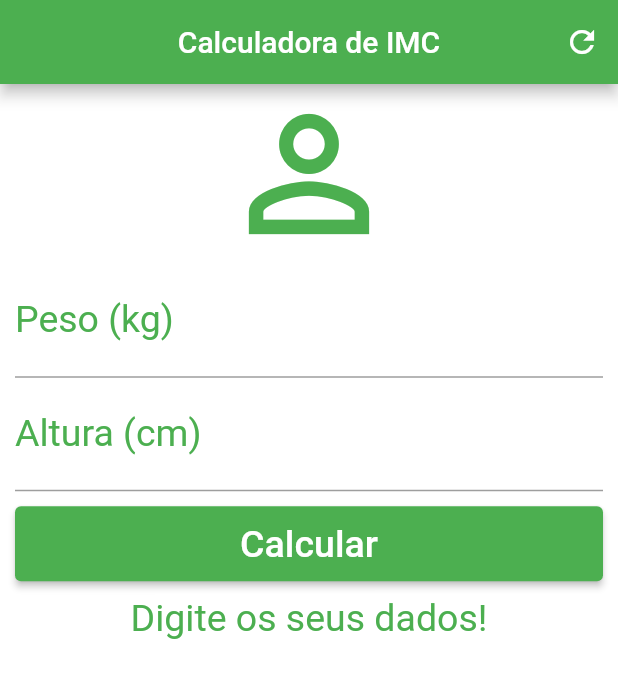
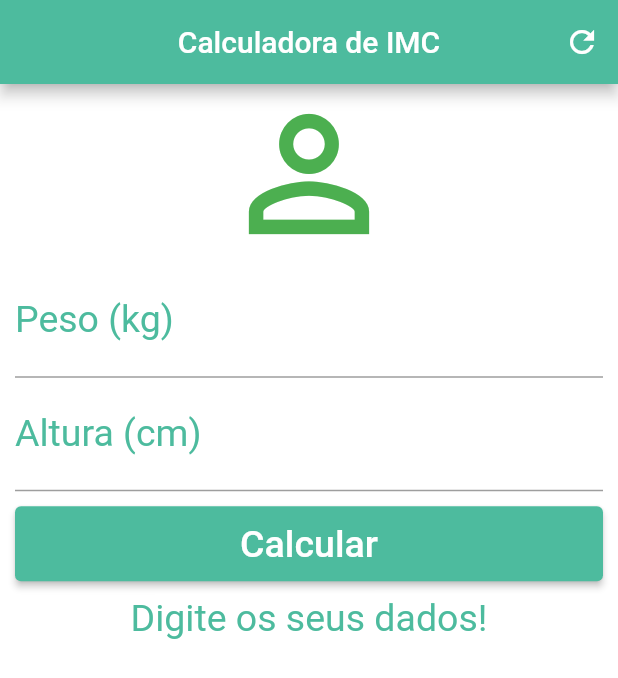
Before and after one commit to edilsonmatola/calculadora_imc, a Flutter app: the screen it shows after launch, after a tap on "Calcular", on a phone screen of 412 x 824 dp. Shown: the top 678 px of the screen. Run offline on Flutter 3.47's test engine with Material 2 defaults, Android fonts, the phone set to English and light mode, and no system bars.

```diff
--- a/lib/main.dart
+++ b/lib/main.dart
@@ -1,164 +1,12 @@
 import 'package:flutter/material.dart';
+
+import 'screens/home_screen.dart';
 
 void main() {
   runApp(
     MaterialApp(
-      home: Home(),
+      home: const HomeScreen(),
       debugShowCheckedModeBanner: false,
     ),
   );
 }
-
-class Home extends StatefulWidget {
-  @override
-  _HomeState createState() => _HomeState();
-}
-
-class _HomeState extends State<Home> {
-  TextEditingController weightController = TextEditingController();
-  TextEditingController heightController = TextEditingController();
-
-  GlobalKey<FormState> _formKey = GlobalKey<FormState>();
-
-  String _infoText = 'Digite os seus dados!';
-
-  void _resetFields() {
-    weightController.text = '';
-    heightController.text = '';
-    setState(() {
-      _infoText = 'Digite os seus dados!';
-      _formKey = GlobalKey<FormState>();
-    });
-  }
-
-  void _calculate() {
-    setState(
-      () {
-        final weight = double.parse(weightController.text);
-        final height = double.parse(heightController.text) / 100;
-        final imc = weight / (height * height);
-        if (imc < 18.6) {
-          _infoText = 'Abaixo do Peso (${imc.toStringAsPrecision(4)}kg)';
-        } else if (imc >= 18.6 && imc < 24.9) {
-          _infoText = 'Peso Ideal (${imc.toStringAsPrecision(4)}kg)';
-        } else if (imc >= 24.9 && imc < 29.9) {
-          _infoText =
-              'Levemente Acima do Peso (${imc.toStringAsPrecision(4)}kg)';
-        } else if (imc >= 29.9 && imc < 34.9) {
-          _infoText = 'Obesidade Grau I (${imc.toStringAsPrecision(4)}kg)';
-        } else if (imc >= 34.9 && imc < 39.9) {
-          _infoText = 'Obesidade Grau II (${imc.toStringAsPrecision(4)}kg)';
-        } else if (imc >= 40) {
-          _infoText = 'Obesidade Grau III (${imc.toStringAsPrecision(4)}kg)';
-        }
-      },
-    );
-  }
-
-  @override
-  Widget build(BuildContext context) {
-    return Scaffold(
-      appBar: AppBar(
-        title: Text(
-          'Calculadora de IMC',
-        ),
-        centerTitle: true,
-        backgroundColor: Colors.green,
-        actions: <Widget>[
-          IconButton(
-            icon: Icon(
-              Icons.refresh,
-            ),
-            onPressed: _resetFields,
-          )
-        ],
-      ),
-      backgroundColor: Colors.white,
-      body: SingleChildScrollView(
-        padding: EdgeInsets.fromLTRB(10, 0, 10, 0),
-        child: Form(
-          key: _formKey,
-          child: Column(
-            crossAxisAlignment: CrossAxisAlignment.stretch,
-            children: <Widget>[
-              Icon(
-                Icons.person_outline,
-                size: 120,
-                color: Colors.green,
-              ),
-              TextFormField(
-                keyboardType: TextInputType.number,
-                decoration: InputDecoration(
-                  labelText: 'Peso (kg)',
-                  labelStyle: TextStyle(
-                    color: Colors.green,
-                  ),
-                ),
-                textAlign: TextAlign.center,
-                style: TextStyle(
-                  color: Colors.green,
-                  fontSize: 25,
-                ),
-                controller: weightController,
-                validator: (value) {
-                  if (value.isEmpty) {
-                    return 'Insira seu Peso!';
-                  }
-                  return value;
-                },
-              ),
-              TextFormField(
-                keyboardType: TextInputType.number,
-                decoration: InputDecoration(
-                  labelText: 'Altura (cm)',
-                  labelStyle: TextStyle(
-                    color: Colors.green,
-                  ),
-                ),
-                textAlign: TextAlign.center,
-                style: TextStyle(
-                  color: Colors.green,
-                  fontSize: 25,
-                ),
-                controller: heightController,
-                validator: (value) {
-                  if (value.isEmpty) {
-                    return 'Insira sua Altura!';
-                  }
-                  return value;
-                },
-              ),
-              Padding(
-                padding: EdgeInsets.only(top: 10, bottom: 10),
-                child: Container(
-                  height: 50,
-                  child: ElevatedButton(
-                    onPressed: _calculate,
-                    style: ElevatedButton.styleFrom(
-                      primary: Colors.green,
-                    ),
-                    child: Text(
-                      'Calcular',
-                      style: TextStyle(
-                        color: Colors.white,
-                        fontSize: 25,
-                      ),
-                    ),
-                  ),
-                ),
-              ),
-              Text(
-                _infoText,
-                textAlign: TextAlign.center,
-                style: TextStyle(
-                  color: Colors.green,
-                  fontSize: 25,
-                ),
-              )
-            ],
-          ),
-        ),
-      ),
-    );
-  }
-}
--- /dev/null
+++ b/lib/screens/home_screen.dart
@@ -0,0 +1,162 @@
+import 'package:flutter/material.dart';
+
+class HomeScreen extends StatefulWidget {
+  const HomeScreen({Key? key}) : super(key: key);
+
+  @override
+  _HomeScreenState createState() => _HomeScreenState();
+}
+
+class _HomeScreenState extends State<HomeScreen> {
+// Controlador do texto do peso
+  TextEditingController weightController = TextEditingController();
+
+// Controlador do texto da altura
+  TextEditingController heightController = TextEditingController();
+
+// Chave global de formulario
+  GlobalKey<FormState> _formKey = GlobalKey<FormState>();
+
+  String _infoText = 'Digite os seus dados!';
+
+// Refazer os campos
+  void _resetFields() {
+    weightController.text = '';
+    heightController.text = '';
+    setState(() {
+      _infoText = 'Digite os seus dados!';
+      _formKey = GlobalKey<FormState>();
+    });
+  }
+
+  void _calculate() {
+    setState(
+      () {
+        final weight = double.parse(weightController.text);
+        final height = double.parse(heightController.text) / 100;
+        final imc = weight / (height * height);
+        if (imc < 18.6) {
+          _infoText = 'Abaixo do Peso (${imc.toStringAsPrecision(4)}kg)';
+        } else if (imc >= 18.6 && imc < 24.9) {
+          _infoText = 'Peso Ideal (${imc.toStringAsPrecision(4)}kg)';
+        } else if (imc >= 24.9 && imc < 29.9) {
+          _infoText =
+              'Levemente Acima do Peso (${imc.toStringAsPrecision(4)}kg)';
+        } else if (imc >= 29.9 && imc < 34.9) {
+          _infoText = 'Obesidade Grau I (${imc.toStringAsPrecision(4)}kg)';
+        } else if (imc >= 34.9 && imc < 39.9) {
+          _infoText = 'Obesidade Grau II (${imc.toStringAsPrecision(4)}kg)';
+        } else if (imc >= 40) {
+          _infoText = 'Obesidade Grau III (${imc.toStringAsPrecision(4)}kg)';
+        }
+      },
+    );
+  }
+
+  @override
+  Widget build(BuildContext context) {
+    return Scaffold(
+      appBar: AppBar(
+        centerTitle: true,
+        title: const Text(
+          'Calculadora de IMC',
+        ),
+        backgroundColor: Color.fromRGBO(77, 187, 158, 1), //#4DBB9E
+        actions: <Widget>[
+          IconButton(
+            icon: Icon(
+              Icons.refresh_outlined,
+            ),
+            onPressed: _resetFields,
+          )
+        ],
+      ),
+      backgroundColor: Colors.white,
+      body: SingleChildScrollView(
+        padding: EdgeInsets.fromLTRB(10, 0, 10, 0),
+        child: Form(
+          key: _formKey,
+          child: Column(
+            crossAxisAlignment: CrossAxisAlignment.stretch,
+            children: <Widget>[
+              Icon(
+                Icons.person_outline,
+                size: 120,
+                color: Colors.green,
+              ),
+              TextFormField(
+                keyboardType: TextInputType.number,
+                decoration: InputDecoration(
+                  labelText: 'Peso (kg)',
+                  labelStyle: TextStyle(
+                    color: Color.fromRGBO(77, 187, 158, 1),
+                  ),
+                ),
+                textAlign: TextAlign.center,
+                style: TextStyle(
+                  color: Color.fromRGBO(77, 187, 158, 1),
+                  fontSize: 25,
+                ),
+                controller: weightController,
+                validator: (value) {
+                  if (value!.isEmpty) {
+                    return 'Insira seu Peso!';
+                  }
+                  return value;
+                },
+              ),
+              TextFormField(
+                keyboardType: TextInputType.number,
+                decoration: InputDecoration(
+                  labelText: 'Altura (cm)',
+                  labelStyle: TextStyle(
+                    color: Color.fromRGBO(77, 187, 158, 1),
+                  ),
+                ),
+                textAlign: TextAlign.center,
+                style: TextStyle(
+                  color: Color.fromRGBO(77, 187, 158, 1),
+                  fontSize: 25,
+                ),
+                controller: heightController,
+                validator: (value) {
+                  if (value!.isEmpty) {
+                    return 'Insira sua Altura!';
+                  }
+                  return value;
+                },
+              ),
+              Padding(
+                padding: EdgeInsets.only(top: 10, bottom: 10),
+                child: Container(
+                  height: 50,
+                  child: ElevatedButton(
+                    onPressed: _calculate,
+                    style: ElevatedButton.styleFrom(
+                      primary: Color.fromRGBO(77, 187, 158, 1),
+                    ),
+                    child: Text(
+                      'Calcular',
+                      style: TextStyle(
+                        color: Colors.white,
+                        fontSize: 25,
+                      ),
+                    ),
+                  ),
+                ),
+              ),
+              Text(
+                _infoText,
+                textAlign: TextAlign.center,
+                style: TextStyle(
+                  color: Color.fromRGBO(77, 187, 158, 1),
+                  fontSize: 25,
+                ),
+              )
+            ],
+          ),
+        ),
+      ),
+    );
+  }
+}
--- a/pubspec.yaml
+++ b/pubspec.yaml
@@ -4,7 +4,7 @@ description: A new Flutter application.
 version: 1.0.0+1
 
 environment:
-  sdk: ">=2.1.0 <3.0.0"
+  sdk: '>=2.12.0 <3.0.0'
 
 dependencies:
   flutter:
```
Also changed, not shown: 1 other file.
